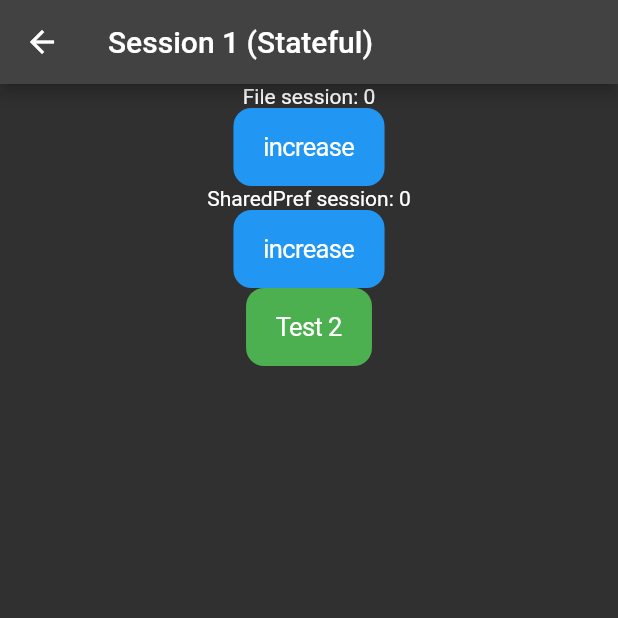
After one commit to exiang/flutter_kitchensink, a Flutter app: the screen it shows after launch, after a tap on "Session Page 1", on a phone screen of 412 x 824 dp, the top half of it. The commit adds this screen. Run offline on Flutter 3.47's test engine with Material 2 defaults, Android fonts, the phone set to English and light mode, and no system bars; our stand-ins replace flutter_riverpod, hooks_riverpod, page_transition; missing offline and left inert: dart:ffi, flutter_session_manager; network calls fail.

Commit message:
riverpod+restful sample added

```diff
--- /dev/null
+++ b/lib/src/misc/file_session_manager.dart
@@ -0,0 +1,56 @@
+library file_session_manager;
+
+import 'dart:async';
+import 'dart:ffi';
+import 'dart:io';
+import 'package:path_provider/path_provider.dart';
+
+class FileSessionManager {
+  Future<String> get _localPath async {
+    final directory = await getApplicationDocumentsDirectory();
+    // For your reference print the AppDoc directory
+    return directory.path;
+  }
+
+  Future<File> getLocalFile(key) async {
+    final path = await _localPath;
+    return File('$path/$key');
+  }
+
+  Future<DateTime> lastModified(key) async {
+    final file = await getLocalFile(key);
+    return file.lastModified();
+  }
+
+  Future<bool> exists(key) async {
+    final file = await getLocalFile(key);
+    return file.exists();
+  }
+
+  Future<File> write(key, value) async {
+    final file = await getLocalFile(key);
+    // Write the file
+    //print('writeContent: ' + value);
+    return file.writeAsString(value);
+  }
+
+  Future<String> read(key) async {
+    try {
+      final file = await getLocalFile(key);
+      if (await file.exists()) {
+        //print('file exists');
+        // Read the file
+        String contents = await file.readAsString();
+        print('read:' + contents);
+        return contents;
+      } else {
+        //print('file not exists');
+        await file.writeAsString('0');
+        return '0';
+      }
+    } catch (e) {
+      // If there is an error reading, return a default String
+      return e.toString();
+    }
+  }
+}
--- a/lib/src/misc/global.dart
+++ b/lib/src/misc/global.dart
@@ -1,3 +1,38 @@
+import 'dart:async';
+import 'dart:io';
+
 import 'package:hooks_riverpod/hooks_riverpod.dart';
 
+import 'package:intl/intl.dart';
+import 'package:flutter_session_manager/flutter_session_manager.dart';
+import 'package:path_provider/path_provider.dart';
+
+import 'file_session_manager.dart';
+
 final kCounterProvider = StateProvider((ref) => 0);
+
+//
+// file session manager
+Future<String> readFileSession(key) async {
+  return await FileSessionManager().read(key);
+}
+
+Future<File> writeFileSession(key, value) async {
+  return await FileSessionManager().write(key, value);
+}
+
+//
+// session manager
+Future setSession(key, value) async {
+  return await SessionManager().set(key, value);
+}
+
+Future<dynamic> getSession(key, defaultValue) async {
+  if (!await SessionManager().containsKey(key)) {
+    return await SessionManager()
+        .set(key, defaultValue)
+        .then(await SessionManager().get(key));
+  }
+
+  return await SessionManager().get(key);
+}
--- a/lib/src/screen/menu_screen.dart
+++ b/lib/src/screen/menu_screen.dart
@@ -1,7 +1,13 @@
 import 'package:flutter/material.dart';
+
+import 'package:flutter_kitchensink/src/misc/global.dart' as global;
+
 import 'package:flutter_kitchensink/src/screen/default_counter_screen.dart';
+import 'package:flutter_kitchensink/src/screen/session1_screen.dart';
+import 'package:flutter_kitchensink/src/screen/session2_screen.dart';
 import 'package:flutter_kitchensink/src/screen/riverpod_screen.dart';
 import 'package:flutter_kitchensink/src/screen/riverpod2_screen.dart';
+import 'package:flutter_kitchensink/src/screen/riverpod_user_screen.dart';
 
 class MenuScreen extends StatelessWidget {
   const MenuScreen({Key? key}) : super(key: key);
@@ -17,7 +23,8 @@ class MenuScreen extends StatelessWidget {
           padding: const EdgeInsets.all(10.0),
           children: [
             ListTile(
-              title: Text("Default Counter (stateful)"),
+              title: Text("Counter"),
+              subtitle: Text('Flutter default counter demo + stateful widget'),
               onTap: () {
                 Navigator.push(
                   context,
@@ -29,7 +36,35 @@ class MenuScreen extends StatelessWidget {
               },
             ),
             ListTile(
-              title: Text("Riverpod"),
+              title: Text("Session Page 1"),
+              subtitle: Text(
+                  "SharedPref + File Storage, changes sync across pages & stored persistantly"),
+              onTap: () {
+                Navigator.push(
+                  context,
+                  MaterialPageRoute(
+                    builder: (context) => Session1Screen(),
+                  ),
+                );
+              },
+            ),
+            ListTile(
+              title: Text("Session Page 2"),
+              subtitle: Text(
+                  "SharedPref + File Storage, changes sync across pages & stored  stored persistantly"),
+              onTap: () {
+                Navigator.push(
+                  context,
+                  MaterialPageRoute(
+                    builder: (context) => Session2Screen(),
+                  ),
+                );
+              },
+            ),
+            ListTile(
+              title: Text("Riverpod Page 1"),
+              subtitle: Text(
+                  "1st test page, stateful widget replacement, changes here sync across all pages"),
               onTap: () {
                 Navigator.push(
                   context,
@@ -40,7 +75,9 @@ class MenuScreen extends StatelessWidget {
               },
             ),
             ListTile(
-              title: Text("Riverpod2"),
+              title: Text("Riverpod Page 2"),
+              subtitle: Text(
+                  "2nd test page, stateful widget replacement, changes here sync across all pages"),
               onTap: () {
                 Navigator.push(
                   context,
@@ -50,6 +87,18 @@ class MenuScreen extends StatelessWidget {
                 );
               },
             ),
+            ListTile(
+              title: Text("Riverpod User"),
+              subtitle: Text("List + BottomSheet + HTTP GET"),
+              onTap: () {
+                Navigator.push(
+                  context,
+                  MaterialPageRoute(
+                    builder: (context) => RiverpodUserScreen(),
+                  ),
+                );
+              },
+            ),
             ListTile(title: Text("Another Item"))
           ],
         ));
--- /dev/null
+++ b/lib/src/screen/session1_screen.dart
@@ -0,0 +1,136 @@
+/*
+  this will store the data in 2 ways: using file & using SessionManager package which backed by sharedPreferences.
+
+  both need to first load the value to stateful variable for reflective update within the screen itself.
+
+  sharedPreferences is best for small amount of data while file system can handle larger data
+
+  Riverpod can achieve the same effect to keep the variable session between screens, without the need to read write to sharedPreferences/file system on every read/write. Plus, riverpod reflective can be done in child and auto reflect at parent. However, riverpod is not permanent and exists within the app life cycle only.
+*/
+
+import 'package:flutter/material.dart';
+import 'package:flutter/cupertino.dart';
+import 'package:page_transition/page_transition.dart';
+
+import 'package:flutter_kitchensink/src/misc/global.dart' as global;
+import 'package:flutter_kitchensink/src/screen/session2_screen.dart';
+
+class Session1Screen extends StatefulWidget {
+  @override
+  _Session1ScreenState createState() => _Session1ScreenState();
+}
+
+class _Session1ScreenState extends State<Session1Screen> {
+  int counter = 0;
+  int sessionCounter = 0;
+  bool isLogin = false;
+  String loginEmail = '';
+
+  @override
+  void initState() {
+    super.initState();
+
+    global.readFileSession('counter').then((String value) {
+      setState(() {
+        counter = int.parse(value);
+      });
+    });
+
+    global.getSession('counter', 0).then((result) {
+      setState(() {
+        sessionCounter = result;
+      });
+    });
+  }
+
+  @override
+  void setState(fn) {
+    print("setState()");
+    super.setState(fn);
+  }
+
+  @override
+  void didChangeDependencies() {
+    print('didChangeDependencies()');
+    super.didChangeDependencies();
+  }
+
+  void didUpdateWidget(covariant Session1Screen oldWidget) {
+    super.didUpdateWidget(oldWidget);
+    print('didUpdateWidget()');
+  }
+
+  @override
+  void deactivate() {
+    print('deactivate()');
+    super.deactivate();
+  }
+
+  @override
+  void dispose() {
+    print('dispose()');
+    super.dispose();
+  }
+
+  @override
+  Widget build(BuildContext context) {
+    return Scaffold(
+        appBar: AppBar(
+          title: Text("Session 1 (Stateful)"),
+        ),
+        body: Center(
+            child: Column(
+          children: [
+            Text("File session: " + counter.toString()),
+            CupertinoButton(
+              color: Colors.blue,
+              child: Text(
+                "increase",
+                style: const TextStyle(color: Colors.white),
+              ),
+              onPressed: () {
+                setState(() {
+                  counter += 1;
+                  global.writeFileSession('counter', counter.toString());
+                });
+              },
+            ),
+            /*FutureBuilder(
+                future: global.getSession('counter', 0),
+                builder: (context, snapshot) {
+                  return Text(snapshot.hasData
+                      ? snapshot.data.toString()
+                      : "loading...");
+                }),*/
+            Text("SharedPref session: " + sessionCounter.toString()),
+            CupertinoButton(
+              color: Colors.blue,
+              child: Text(
+                "increase",
+                style: const TextStyle(color: Colors.white),
+              ),
+              onPressed: () {
+                setState(() {
+                  sessionCounter += 1;
+                  global.setSession('counter', sessionCounter.toString());
+                });
+              },
+            ),
+            CupertinoButton(
+              color: Colors.green,
+              child: Text(
+                "Test 2",
+                style: const TextStyle(color: Colors.white),
+              ),
+              onPressed: () {
+                Navigator.push(
+                    context,
+                    PageTransition(
+                        type: PageTransitionType.leftToRight,
+                        child: Session2Screen()));
+              },
+            ),
+          ],
+        )));
+  }
+}
```
Also changed, not shown: lib/src/model/user_model.dart (added, +24 -0 lines), lib/src/provider/data_provider.dart (added, +8 -0 lines), lib/src/screen/riverpod_user_popup.dart (added, +55 -0 lines), lib/src/screen/riverpod_user_screen.dart (added, +87 -0 lines), lib/src/screen/session2_screen.dart (added, +61 -0 lines), lib/src/service/user_service.dart (added, +23 -0 lines), pubspec.yaml (+10 -0 lines), pubspec.lock, 7 other files.
